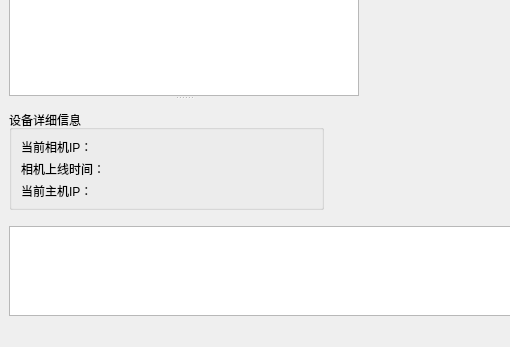
First picture: the form in mainwindow.ui, repository lnwin/SPW_cameraControlSystem, before the edit; both pictures show x 0 to 510 and y 498 to 845 of the 1144 by 845 pixel window.
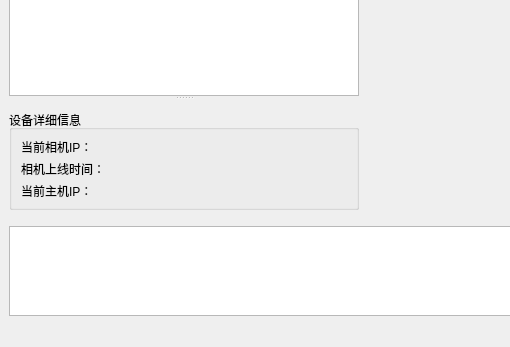
Second picture: the form after the edit. Icons and pictures are not drawn.

Commit message: 优化了相机曝光和增益的控制，设置了上限。

```diff
--- a/mainwindow.ui
+++ b/mainwindow.ui
@@ -39,7 +39,7 @@
           </property>
           <property name="maximumSize">
            <size>
-            <width>315</width>
+            <width>350</width>
             <height>16777215</height>
            </size>
           </property>
@@ -81,7 +81,7 @@
            </property>
            <property name="maximumSize">
             <size>
-             <width>315</width>
+             <width>350</width>
              <height>100</height>
             </size>
            </property>
```
The commit also changes 1 other file.
